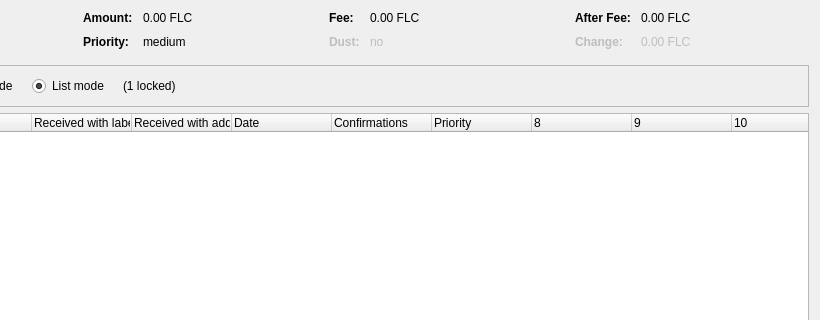
Above: src/qt/forms/coincontroldialog.ui from nguyenductai/flashcoin before the change; both pictures show x 180 to 1000 and y 0 to 320 of the 1000 by 500 pixel window. Below: the same form after it.
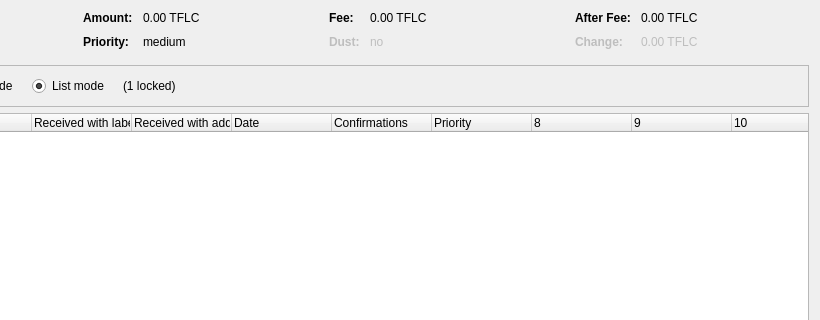
That is the form after the change. Custom widgets are drawn as their Qt base class.

The edit to the form file:
```diff
--- a/src/qt/forms/coincontroldialog.ui
+++ b/src/qt/forms/coincontroldialog.ui
@@ -132,7 +132,7 @@
           <enum>Qt::ActionsContextMenu</enum>
          </property>
          <property name="text">
-          <string notr="true">0.00 FLC</string>
+          <string notr="true">0.00 TFLC</string>
          </property>
          <property name="textInteractionFlags">
           <set>Qt::LinksAccessibleByMouse|Qt::TextSelectableByKeyboard|Qt::TextSelectableByMouse</set>
@@ -206,7 +206,7 @@
           <enum>Qt::ActionsContextMenu</enum>
          </property>
          <property name="text">
-          <string notr="true">0.00 FLC</string>
+          <string notr="true">0.00 TFLC</string>
          </property>
          <property name="textInteractionFlags">
           <set>Qt::LinksAccessibleByMouse|Qt::TextSelectableByKeyboard|Qt::TextSelectableByMouse</set>
@@ -286,7 +286,7 @@
           <enum>Qt::ActionsContextMenu</enum>
          </property>
          <property name="text">
-          <string notr="true">0.00 FLC</string>
+          <string notr="true">0.00 TFLC</string>
          </property>
          <property name="textInteractionFlags">
           <set>Qt::LinksAccessibleByMouse|Qt::TextSelectableByKeyboard|Qt::TextSelectableByMouse</set>
@@ -321,7 +321,7 @@
           <enum>Qt::ActionsContextMenu</enum>
          </property>
          <property name="text">
-          <string notr="true">0.00 FLC</string>
+          <string notr="true">0.00 TFLC</string>
          </property>
          <property name="textInteractionFlags">
           <set>Qt::LinksAccessibleByMouse|Qt::TextSelectableByKeyboard|Qt::TextSelectableByMouse</set>
```
